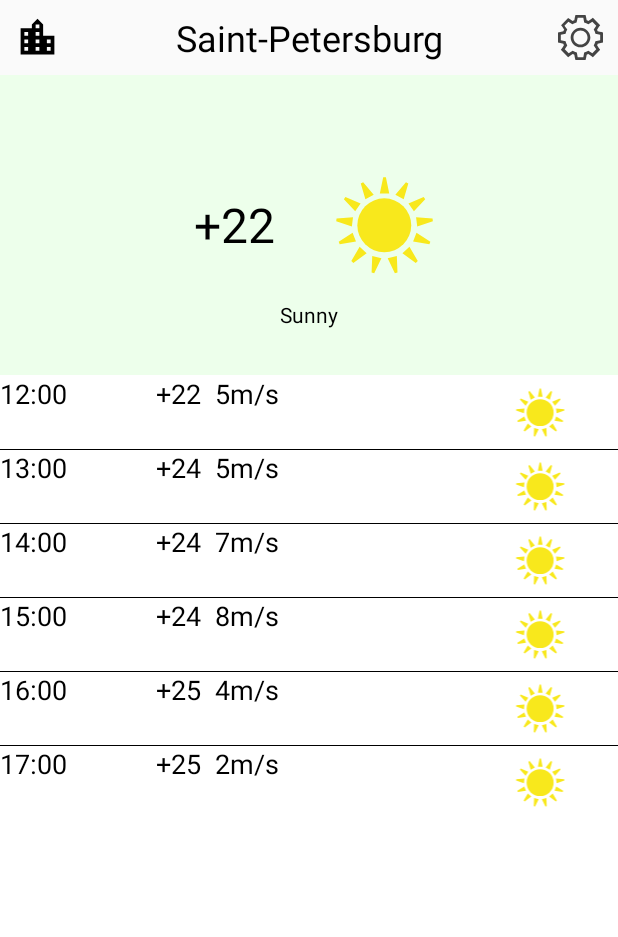
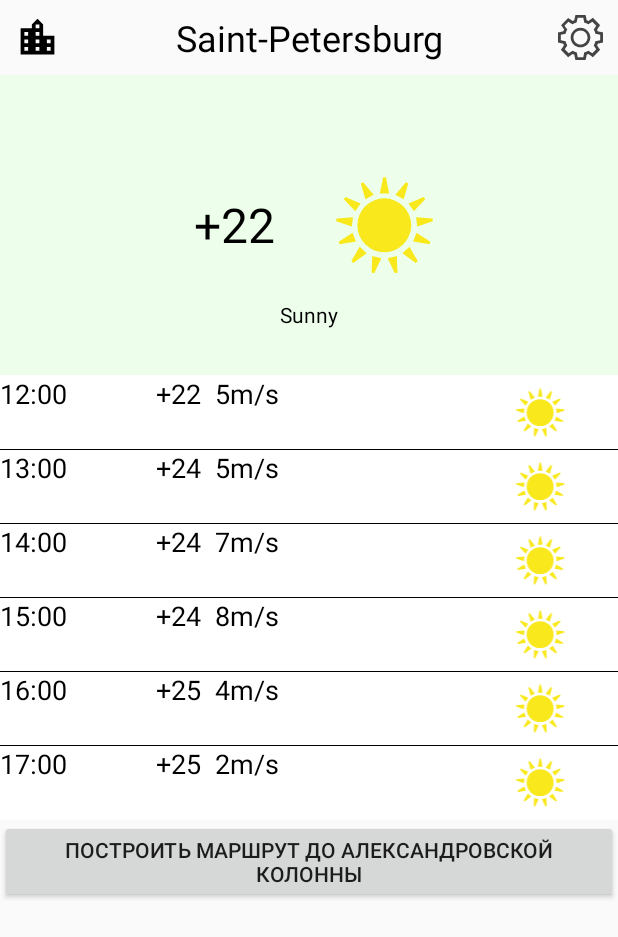
Before and after one commit to agafonovilya/MyWeatherApp, an Android app: the layout activity_main.xml on its own in the app's theme, with its tools: preview values and no code run, on a phone screen of 412 x 824 dp. Shown: the top 937 px of the screen. Run offline under Robolectric (Android 15) with nearby library versions, the phone set to English and light mode, and no system bars.

Commit message:
Homework 4 implemented

```diff
--- a/app/src/main/AndroidManifest.xml
+++ b/app/src/main/AndroidManifest.xml
@@ -16,6 +16,8 @@
                 <category android:name="android.intent.category.LAUNCHER" />
             </intent-filter>
         </activity>
+        <activity android:name=".SettingsActivity" />
+        <activity android:name=".CitySelectionActivity"/>
     </application>
 
 </manifest>
--- a/app/src/main/res/layout/activity_city_selection.xml
+++ b/app/src/main/res/layout/activity_city_selection.xml
@@ -20,7 +20,8 @@
                 android:background="@android:color/transparent"
                 android:padding="5dp"
                 android:scaleType="centerCrop"
-                android:src="@drawable/ic_baseline_arrow_back_24" />
+                android:src="@drawable/ic_baseline_arrow_back_24"
+                android:onClick="clickOnBack"/>
 
             <TextView
                 android:id="@+id/textView3"
--- a/app/src/main/res/layout/activity_main.xml
+++ b/app/src/main/res/layout/activity_main.xml
@@ -28,15 +28,16 @@
                 android:padding="10dp"
                 app:layout_constraintStart_toStartOf="parent"
                 app:layout_constraintTop_toTopOf="parent"
-                app:srcCompat="@drawable/ic_baseline_location_city_24" />
+                app:srcCompat="@drawable/ic_baseline_location_city_24"
+                android:onClick="clickOnCitySelection"/>
 
             <ImageButton
                 android:id="@+id/imageButton"
                 android:layout_width="50dp"
                 android:layout_height="50dp"
                 android:background="@android:color/transparent"
+                android:padding="10dp"
                 android:scaleType="centerCrop"
-                android:padding="10dp"
                 app:layout_constraintEnd_toEndOf="parent"
                 app:layout_constraintTop_toTopOf="parent"
                 app:srcCompat="@drawable/ic_cogwheel" />
@@ -113,15 +114,15 @@
 
         <ScrollView
             android:layout_width="match_parent"
-            android:layout_height="match_parent"
+            android:layout_height="wrap_content"
             android:background="#FFFFFF"
             android:orientation="vertical">
 
             <LinearLayout
                 android:layout_width="match_parent"
                 android:layout_height="wrap_content"
+                android:divider="@android:color/black"
                 android:orientation="vertical"
-                android:divider="@android:color/black"
                 android:showDividers="middle">
 
                 <LinearLayout
@@ -312,5 +313,19 @@
                 </LinearLayout>
             </LinearLayout>
         </ScrollView>
+
+        <FrameLayout
+            android:layout_width="match_parent"
+            android:layout_height="141dp">
+
+            <Button
+                android:id="@+id/button2"
+                android:layout_width="match_parent"
+                android:layout_height="wrap_content"
+                android:text="Построить маршрут до Александровской колонны"
+                android:onClick="openDoubleGIS"/>
+        </FrameLayout>
+
     </LinearLayout>
+
 </androidx.constraintlayout.widget.ConstraintLayout>
--- a/app/src/main/res/layout/activity_settings.xml
+++ b/app/src/main/res/layout/activity_settings.xml
@@ -22,7 +22,8 @@
                 android:background="@android:color/transparent"
                 android:padding="5dp"
                 android:scaleType="centerCrop"
-                app:srcCompat="@drawable/ic_baseline_arrow_back_24" />
+                app:srcCompat="@drawable/ic_baseline_arrow_back_24"
+                android:onClick="clickOnBack"/>
 
             <TextView
                 android:id="@+id/textView3"
```
Also changed, not shown: app/src/main/java/ru/geekbrains/myweatherapp/CitySelectionActivity.java (added, +30 -0 lines), app/src/main/java/ru/geekbrains/myweatherapp/MainActivity.java (+50 -52 lines), app/src/main/java/ru/geekbrains/myweatherapp/SettingsActivity.java (added, +19 -0 lines).
